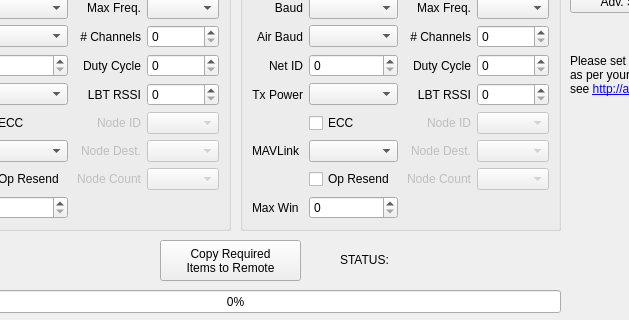
The window that src/ui/configuration/Radio3DRConfig.ui (ArduPilot/apm_planner) describes before a commit, drawn with Qt 5; both pictures show x 100 to 729 and y 190 to 510 of the 853 by 510 pixel window.
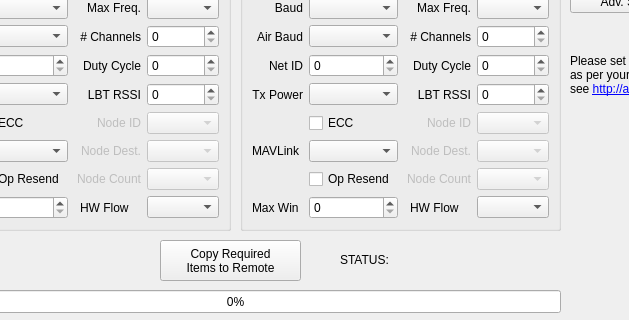
The same window after the commit.

Commit message: Add Hardware Flow Control setting to 3DR Radio Config View

The edit to the form file:
```diff
--- a/src/ui/configuration/Radio3DRConfig.ui
+++ b/src/ui/configuration/Radio3DRConfig.ui
@@ -369,6 +369,16 @@
       </property>
      </widget>
     </item>
+    <item row="10" column="4">
+     <widget class="QComboBox" name="rtsCtsComboBox"/>
+    </item>
+    <item row="10" column="3">
+     <widget class="QLabel" name="label_38">
+      <property name="text">
+       <string>HW Flow</string>
+      </property>
+     </widget>
+    </item>
    </layout>
    <zorder>label_1</zorder>
    <zorder>label_2</zorder>
@@ -719,6 +729,16 @@
       </property>
      </widget>
     </item>
+    <item row="10" column="4">
+     <widget class="QComboBox" name="rtsCtsComboBox_remote"/>
+    </item>
+    <item row="10" column="3">
+     <widget class="QLabel" name="label_37">
+      <property name="text">
+       <string>HW Flow</string>
+      </property>
+     </widget>
+    </item>
    </layout>
   </widget>
   <widget class="QPushButton" name="copyToRemoteButton">
```
Left out of the diff: 2 changed lines with no effect on the pictures. The commit also changes 2 other files.
